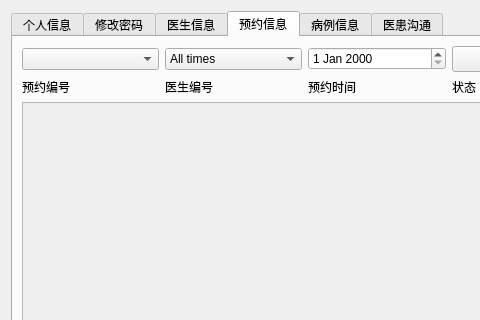
Before: the Qt Designer form src/patient-client/src/mainwindow.ui in bit-cs-practicing/MedicalIntelligence, drawn with Qt 5; both pictures show x 0 to 480 and y 0 to 320 of the 754 by 607 pixel window.
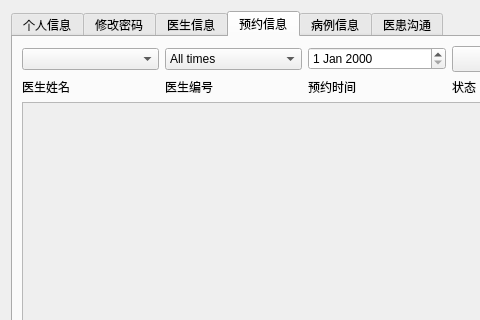
After: the same form once the commit is applied. The open tabs and pages were chosen to show the change.

What changed in the file:
```diff
--- a/src/patient-client/src/mainwindow.ui
+++ b/src/patient-client/src/mainwindow.ui
@@ -224,7 +224,7 @@
        <item row="1" column="0">
         <widget class="QLabel" name="label_13">
          <property name="text">
-          <string>预约编号</string>
+          <string>医生姓名</string>
          </property>
         </widget>
        </item>
```
Left out of the diff: 2 changed lines with no effect on the pictures.
